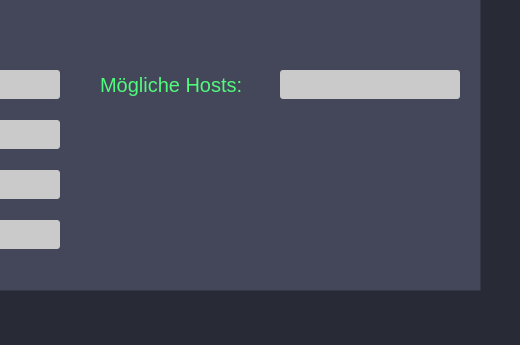
This is mainwindow.ui in starball/agnus_v1 as Qt 5 draws it before an edit; both pictures show x 380 to 900 and y 330 to 675 of the 900 by 675 pixel window. The edited form follows.
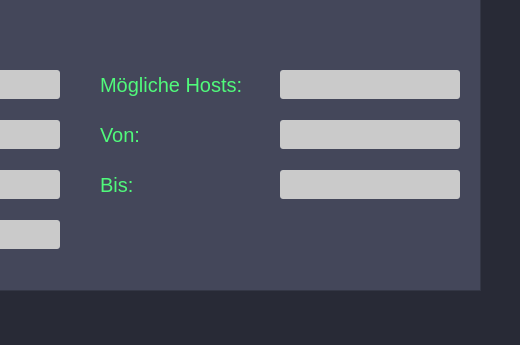
This is the edited form.

```diff
--- a/mainwindow.ui
+++ b/mainwindow.ui
@@ -412,6 +412,88 @@
       <string>Eingabe:</string>
      </property>
     </widget>
+    <widget class="QLabel" name="lbl_Von">
+     <property name="geometry">
+      <rect>
+       <x>440</x>
+       <y>330</y>
+       <width>180</width>
+       <height>30</height>
+      </rect>
+     </property>
+     <property name="font">
+      <font>
+       <pointsize>15</pointsize>
+      </font>
+     </property>
+     <property name="styleSheet">
+      <string notr="true">color:rgb(80, 250, 123);</string>
+     </property>
+     <property name="text">
+      <string>Von:</string>
+     </property>
+    </widget>
+    <widget class="QLabel" name="lbl_Bis">
+     <property name="geometry">
+      <rect>
+       <x>440</x>
+       <y>380</y>
+       <width>180</width>
+       <height>30</height>
+      </rect>
+     </property>
+     <property name="font">
+      <font>
+       <pointsize>15</pointsize>
+      </font>
+     </property>
+     <property name="styleSheet">
+      <string notr="true">color:rgb(80, 250, 123);</string>
+     </property>
+     <property name="text">
+      <string>Bis:</string>
+     </property>
+    </widget>
+    <widget class="QTextEdit" name="list_von">
+     <property name="geometry">
+      <rect>
+       <x>620</x>
+       <y>330</y>
+       <width>180</width>
+       <height>29</height>
+      </rect>
+     </property>
+     <property name="font">
+      <font>
+       <pointsize>12</pointsize>
+      </font>
+     </property>
+     <property name="styleSheet">
+      <string notr="true">color: rgb(34, 34, 34);
+background-color:rgb(202, 202, 202);
+border-radius: 3px;</string>
+     </property>
+    </widget>
+    <widget class="QTextEdit" name="list_bis">
+     <property name="geometry">
+      <rect>
+       <x>620</x>
+       <y>380</y>
+       <width>180</width>
+       <height>29</height>
+      </rect>
+     </property>
+     <property name="font">
+      <font>
+       <pointsize>12</pointsize>
+      </font>
+     </property>
+     <property name="styleSheet">
+      <string notr="true">color: rgb(34, 34, 34);
+background-color:rgb(202, 202, 202);
+border-radius: 3px;</string>
+     </property>
+    </widget>
    </widget>
   </widget>
   <widget class="QMenuBar" name="menubar">
```
